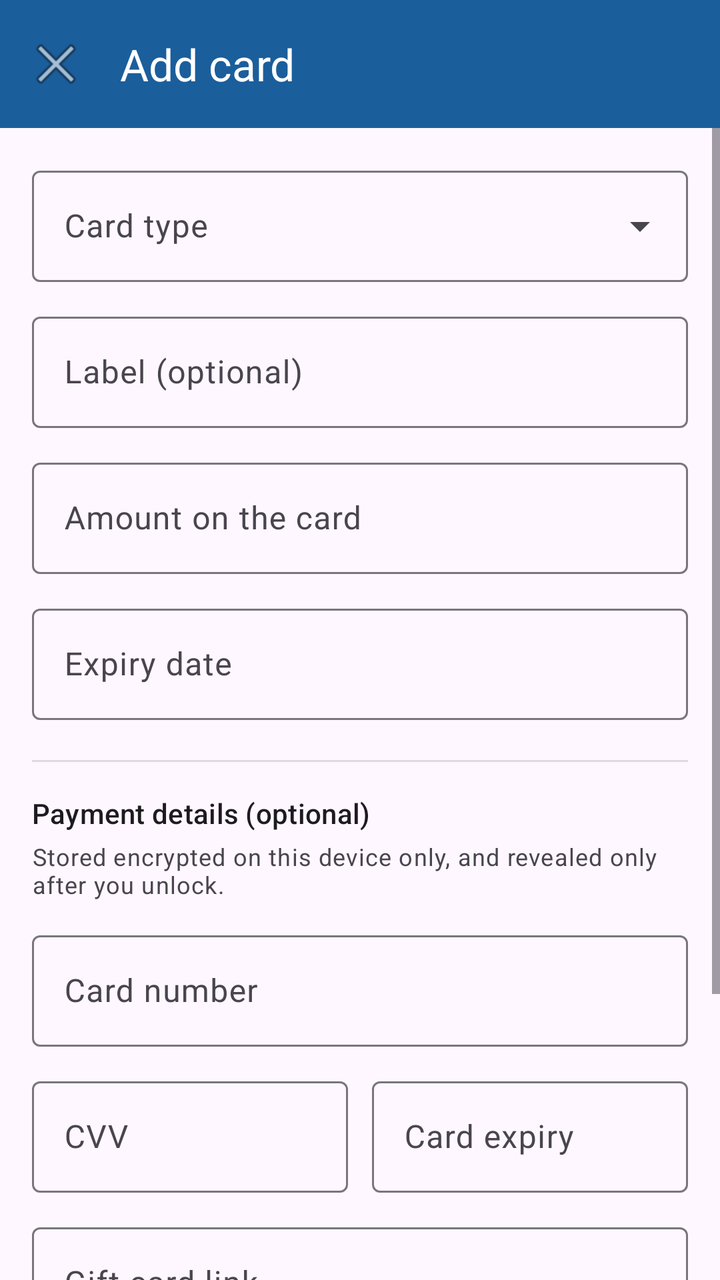
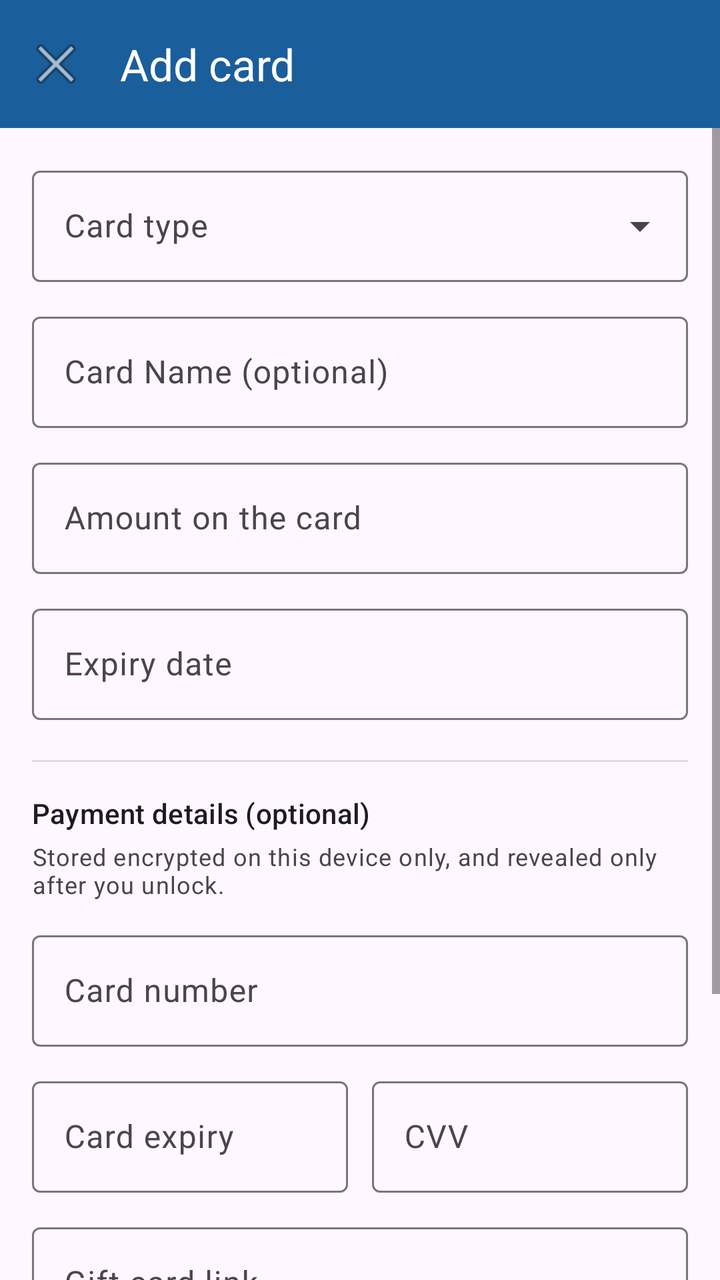

The first picture is an Android layout as it rendered before a commit; the second is the same layout after the commit. The layout source and the unified diff follow.
<!-- AndroidManifest.xml: application theme Theme.MyCards -->
<!-- res/layout/activity_add_edit_card.xml -->
<?xml version="1.0" encoding="utf-8"?>
<LinearLayout xmlns:android="http://schemas.android.com/apk/res/android"
    xmlns:app="http://schemas.android.com/apk/res-auto"
    android:layout_width="match_parent"
    android:layout_height="match_parent"
    android:orientation="vertical">

    <com.google.android.material.appbar.MaterialToolbar
        android:id="@+id/toolbar"
        android:layout_width="match_parent"
        android:layout_height="?attr/actionBarSize"
        android:background="@color/toolbar_background"
        app:navigationIcon="@android:drawable/ic_menu_close_clear_cancel"
        app:title="@string/add_card"
        app:titleTextColor="@color/toolbar_on_background" />

    <ScrollView
        android:layout_width="match_parent"
        android:layout_height="0dp"
        android:layout_weight="1"
        android:fillViewport="true">

        <LinearLayout
            android:layout_width="match_parent"
            android:layout_height="wrap_content"
            android:orientation="vertical"
            android:padding="16dp">

            <com.google.android.material.textfield.TextInputLayout
                android:id="@+id/cardTypeLayout"
                style="@style/Widget.Material3.TextInputLayout.OutlinedBox.ExposedDropdownMenu"
                android:layout_width="match_parent"
                android:layout_height="wrap_content"
                android:hint="@string/card_type">

                
                <com.google.android.material.textfield.MaterialAutoCompleteTextView
                    android:id="@+id/cardTypeInput"
                    android:layout_width="match_parent"
                    android:layout_height="wrap_content"
                    android:completionThreshold="1"
                    android:imeOptions="actionDone"
                    android:inputType="text"
                    android:maxLines="1" />
            </com.google.android.material.textfield.TextInputLayout>

            <com.google.android.material.textfield.TextInputLayout
                style="@style/Widget.Material3.TextInputLayout.OutlinedBox"
                android:layout_width="match_parent"
                android:layout_height="wrap_content"
                android:layout_marginTop="12dp"
                android:hint="@string/card_label">

                <com.google.android.material.textfield.TextInputEditText
                    android:id="@+id/labelInput"
                    android:layout_width="match_parent"
                    android:layout_height="wrap_content"
                    android:inputType="text" />
            </com.google.android.material.textfield.TextInputLayout>

            <com.google.android.material.textfield.TextInputLayout
                android:id="@+id/amountLayout"
                style="@style/Widget.Material3.TextInputLayout.OutlinedBox"
                android:layout_width="match_parent"
                android:layout_height="wrap_content"
                android:layout_marginTop="12dp"
                android:hint="@string/initial_amount">

                <com.google.android.material.textfield.TextInputEditText
                    android:id="@+id/amountInput"
                    android:layout_width="match_parent"
                    android:layout_height="wrap_content"
                    android:inputType="numberDecimal" />
            </com.google.android.material.textfield.TextInputLayout>

            <com.google.android.material.textfield.TextInputLayout
                style="@style/Widget.Material3.TextInputLayout.OutlinedBox"
                android:layout_width="match_parent"
                android:layout_height="wrap_content"
                android:id="@+id/expiryLayout"
                android:layout_marginTop="12dp"
                android:hint="@string/expiry_date"
                app:placeholderText="@string/expiry_placeholder">

                
                <com.google.android.material.textfield.TextInputEditText
                    android:id="@+id/expiryInput"
                    android:layout_width="match_parent"
                    android:layout_height="wrap_content"
                    android:inputType="number"
                    android:maxLength="5" />
            </com.google.android.material.textfield.TextInputLayout>

            <View
                android:layout_width="match_parent"
                android:layout_height="1dp"
                android:layout_marginTop="20dp"
                android:background="?android:attr/listDivider" />

            <TextView
                android:layout_width="match_parent"
                android:layout_height="wrap_content"
                android:layout_marginTop="16dp"
                android:text="@string/optional_payment_details"
                android:textAppearance="?attr/textAppearanceTitleSmall" />

            <TextView
                android:id="@+id/securityNote"
                android:layout_width="match_parent"
                android:layout_height="wrap_content"
                android:layout_marginTop="4dp"
                android:text="@string/optional_payment_explain"
                android:textAppearance="@style/TextAppearance.MyCards.Meta" />

            <com.google.android.material.textfield.TextInputLayout
                style="@style/Widget.Material3.TextInputLayout.OutlinedBox"
                android:layout_width="match_parent"
                android:layout_height="wrap_content"
                android:layout_marginTop="12dp"
                android:hint="@string/card_number">

                <com.google.android.material.textfield.TextInputEditText
                    android:id="@+id/panInput"
                    android:layout_width="match_parent"
                    android:layout_height="wrap_content"
                    android:inputType="number" />
            </com.google.android.material.textfield.TextInputLayout>

            <LinearLayout
                android:layout_width="match_parent"
                android:layout_height="wrap_content"
                android:layout_marginTop="12dp"
                android:orientation="horizontal">

                <com.google.android.material.textfield.TextInputLayout
                    style="@style/Widget.Material3.TextInputLayout.OutlinedBox"
                    android:layout_width="0dp"
                    android:layout_height="wrap_content"
                    android:layout_weight="1"
                    android:hint="@string/cvv">

                    <com.google.android.material.textfield.TextInputEditText
                        android:id="@+id/cvvInput"
                        android:layout_width="match_parent"
                        android:layout_height="wrap_content"
                        android:inputType="numberPassword"
                        android:maxLength="4" />
                </com.google.android.material.textfield.TextInputLayout>

                <com.google.android.material.textfield.TextInputLayout
                    style="@style/Widget.Material3.TextInputLayout.OutlinedBox"
                    android:layout_width="0dp"
                    android:layout_height="wrap_content"
                    android:layout_marginStart="12dp"
                    android:layout_weight="1"
                    android:hint="@string/card_expiry"
                    app:placeholderText="@string/expiry_placeholder">

                    <com.google.android.material.textfield.TextInputEditText
                        android:id="@+id/cardExpiryInput"
                        android:layout_width="match_parent"
                        android:layout_height="wrap_content"
                        android:inputType="number"
                        android:maxLength="5" />
                </com.google.android.material.textfield.TextInputLayout>
            </LinearLayout>

            <com.google.android.material.textfield.TextInputLayout
                style="@style/Widget.Material3.TextInputLayout.OutlinedBox"
                android:layout_width="match_parent"
                android:layout_height="wrap_content"
                android:layout_marginTop="12dp"
                android:hint="@string/gift_link">

                <com.google.android.material.textfield.TextInputEditText
                    android:id="@+id/giftUrlInput"
                    android:layout_width="match_parent"
                    android:layout_height="wrap_content"
                    android:inputType="textUri" />
            </com.google.android.material.textfield.TextInputLayout>

            <com.google.android.material.textfield.TextInputLayout
                style="@style/Widget.Material3.TextInputLayout.OutlinedBox"
                android:layout_width="match_parent"
                android:layout_height="wrap_content"
                android:layout_marginTop="12dp"
                android:hint="@string/notes">

                <com.google.android.material.textfield.TextInputEditText
                    android:id="@+id/notesInput"
                    android:layout_width="match_parent"
                    android:layout_height="wrap_content"
                    android:inputType="textMultiLine"
                    android:maxLines="4" />
            </com.google.android.material.textfield.TextInputLayout>

            <com.google.android.material.button.MaterialButton
                android:id="@+id/saveButton"
                android:layout_width="match_parent"
                android:layout_height="wrap_content"
                android:layout_marginTop="24dp"
                android:text="@string/save" />

            <com.google.android.material.button.MaterialButton
                android:id="@+id/deleteButton"
                style="@style/Widget.Material3.Button.TextButton"
                android:layout_width="match_parent"
                android:layout_height="wrap_content"
                android:layout_marginTop="4dp"
                android:text="@string/delete"
                android:textColor="@color/expiry_expired"
                android:visibility="gone" />
        </LinearLayout>
    </ScrollView>
</LinearLayout>
<!-- resources referenced by this layout -->
<resources>
  <color name="expiry_expired">#B3261E</color>
  <color name="toolbar_background">#1B5E9C</color>
  <color name="toolbar_on_background">#FFFFFF</color>
  <string name="add_card">Add card</string>
  <string name="card_expiry">Card expiry</string>
  <string name="card_label">Label (optional)</string>
  <string name="card_number">Card number</string>
  <string name="card_type">Card type</string>
  <string name="cvv">CVV</string>
  <string name="delete">Delete</string>
  <string name="expiry_date">Expiry date</string>
  <string name="expiry_placeholder">MM/YY</string>
  <string name="gift_link">Gift card link</string>
  <string name="initial_amount">Amount on the card</string>
  <string name="notes">Notes</string>
  <string name="optional_payment_details">Payment details (optional)</string>
  <string name="optional_payment_explain">Stored encrypted on this device only, and revealed only after you unlock.</string>
  <string name="save">Save</string>
  <style name="TextAppearance.MyCards.Meta" parent="TextAppearance.Material3.BodySmall">
          <item name="android:alpha">0.75</item>
      </style>
  <style name="Theme.MyCards" parent="Theme.Material3.DayNight.NoActionBar">
          <item name="colorPrimary">@color/brand_primary</item>
          <item name="colorOnPrimary">@color/brand_on_primary</item>
          <item name="colorPrimaryContainer">@color/brand_primary_container</item>
          <item name="colorOnPrimaryContainer">@color/brand_on_primary_container</item>
          <item name="colorSecondary">@color/brand_secondary</item>
          
          <item name="android:statusBarColor" tools:targetApi="l">@color/toolbar_background</item>
      </style>
  <color name="brand_primary">#1B5E9C</color>
  <color name="brand_on_primary">#FFFFFF</color>
  <color name="brand_primary_container">#D3E4F7</color>
  <color name="brand_on_primary_container">#0B2A45</color>
  <color name="brand_secondary">#2E7D5B</color>
</resources>

<!-- the commit's change to res/layout/activity_add_edit_card.xml (unified diff, before → after) -->
@@ -132,10 +132,28 @@
                 android:layout_marginTop="12dp"
                 android:orientation="horizontal">
 
+                
                 <com.google.android.material.textfield.TextInputLayout
                     style="@style/Widget.Material3.TextInputLayout.OutlinedBox"
                     android:layout_width="0dp"
                     android:layout_height="wrap_content"
+                    android:layout_weight="1"
+                    android:hint="@string/card_expiry"
+                    app:placeholderText="@string/expiry_placeholder">
+
+                    <com.google.android.material.textfield.TextInputEditText
+                        android:id="@+id/cardExpiryInput"
+                        android:layout_width="match_parent"
+                        android:layout_height="wrap_content"
+                        android:inputType="number"
+                        android:maxLength="5" />
+                </com.google.android.material.textfield.TextInputLayout>
+
+                <com.google.android.material.textfield.TextInputLayout
+                    style="@style/Widget.Material3.TextInputLayout.OutlinedBox"
+                    android:layout_width="0dp"
+                    android:layout_height="wrap_content"
+                    android:layout_marginStart="12dp"
                     android:layout_weight="1"
                     android:hint="@string/cvv">
 
@@ -146,23 +164,6 @@
                         android:inputType="numberPassword"
                         android:maxLength="4" />
                 </com.google.android.material.textfield.TextInputLayout>
-
-                <com.google.android.material.textfield.TextInputLayout
-                    style="@style/Widget.Material3.TextInputLayout.OutlinedBox"
-                    android:layout_width="0dp"
-                    android:layout_height="wrap_content"
-                    android:layout_marginStart="12dp"
-                    android:layout_weight="1"
-                    android:hint="@string/card_expiry"
-                    app:placeholderText="@string/expiry_placeholder">
-
-                    <com.google.android.material.textfield.TextInputEditText
-                        android:id="@+id/cardExpiryInput"
-                        android:layout_width="match_parent"
-                        android:layout_height="wrap_content"
-                        android:inputType="number"
-                        android:maxLength="5" />
-                </com.google.android.material.textfield.TextInputLayout>
             </LinearLayout>
 
             <com.google.android.material.textfield.TextInputLayout
<!-- resource entries referenced after the edit -->
@@ -5,7 +5,7 @@
   <color name="toolbar_on_background">#FFFFFF</color>
   <string name="add_card">Add card</string>
   <string name="card_expiry">Card expiry</string>
-  <string name="card_label">Label (optional)</string>
+  <string name="card_label">Card Name (optional)</string>
   <string name="card_number">Card number</string>
   <string name="card_type">Card type</string>
   <string name="cvv">CVV</string>
